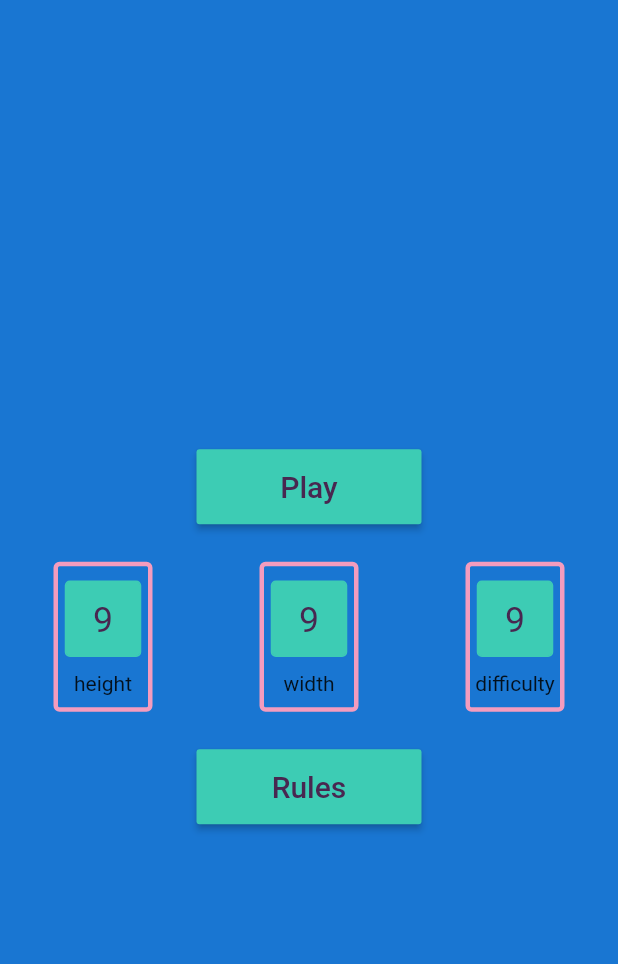
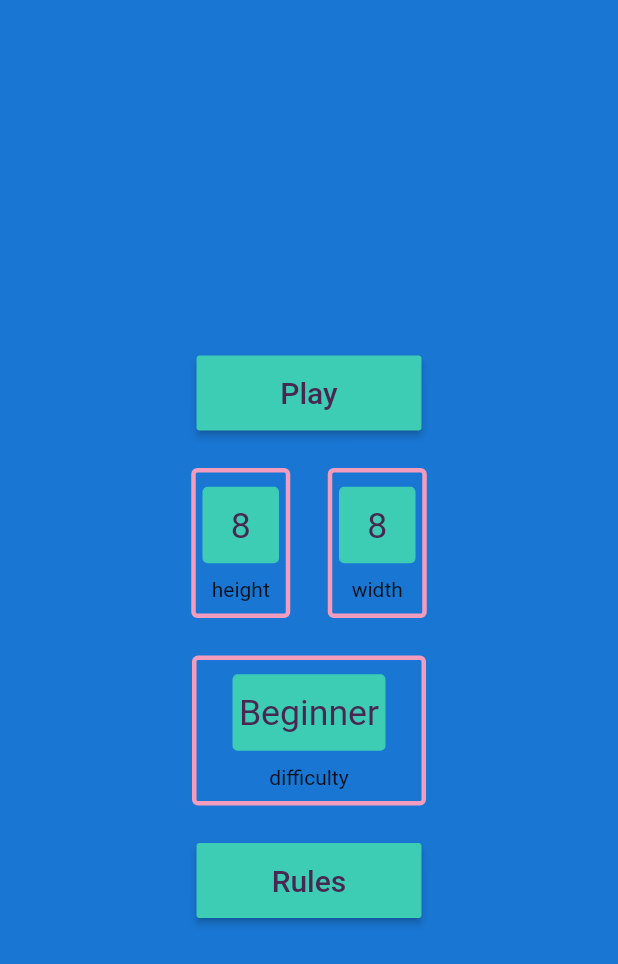
Before and after one commit to Lulu-fw01/kakuro-game, a Flutter app: the screen it shows after launch, on a phone screen of 412 x 824 dp. Shown: the top 964 px of the screen. Run offline on Flutter 3.47's test engine with Material 2 defaults, Android fonts, the phone set to English and light mode, and no system bars; missing offline and left inert: dart:ffi.

Commit message:
small updates on main screen

```diff
--- a/kakuro_game/lib/main.dart
+++ b/kakuro_game/lib/main.dart
@@ -12,7 +12,7 @@ void main() {
       child: MaterialApp(
         initialRoute: homeRoute,
         routes: {
-          homeRoute: (BuildContext context) => const MenuScreen(),
+          homeRoute: (BuildContext context) => MenuScreen(),
           gameRoute: (BuildContext context) => const GameScreen(),
         },
       )));
--- a/kakuro_game/lib/screens/menu_screen/menu_screen.dart
+++ b/kakuro_game/lib/screens/menu_screen/menu_screen.dart
@@ -1,4 +1,3 @@
-import 'package:flutter/cupertino.dart';
 import 'package:flutter/material.dart';
 import 'package:kakuro_game/assets/consts.dart';
 
@@ -7,7 +6,19 @@ import 'package:kakuro_game/assets/consts.dart';
 class MenuScreen extends StatelessWidget {
   final _sizeTextBlack = const TextStyle(fontSize: 20.0, color: buttonContentColor);
 
-  const MenuScreen({Key? key}) : super(key: key);
+  MenuScreen({Key? key}) : super(key: key);
+
+  static const _sizes = ['8', '9', '10', '11', '12', '13', '14', '15'];
+  static const _difficulties = ['Beginner', 'Easy', 'Medium', 'Hard'];
+
+
+  int _heightIndex = 2;
+  int _widthIndex = 2;
+  int _difficultyIndex = 1;
+
+  void _onButtonPlayClicked(BuildContext context) {
+    Navigator.pushNamed(context, gameRoute);
+  }
 
   @override
   Widget build(BuildContext context) {
@@ -37,25 +48,35 @@ class MenuScreen extends StatelessWidget {
                     "Play",
                     style: _sizeTextBlack,
                   ),
-                  onPressed: () {
-                    Navigator.pushNamed(context, gameRoute);
-                    },
+                  onPressed: () => _onButtonPlayClicked(context),
                 )
               ),
 
+              // TODO make more beautiful part with lists.
+              Padding(
+                  padding: const EdgeInsets.only(top: 25),
+                  child: Row(
+                    mainAxisAlignment: MainAxisAlignment.center,
+                    children: [
+                  _parameterList(
+                      values: _sizes,
+                      onSelectedItemChanged: (int index) =>
+                          {_heightIndex = index},
+                      label: 'height'),
+                      const SizedBox(width: 25),
+                  _parameterList(
+                      values: _sizes,
+                      onSelectedItemChanged: (int index) =>
+                          {_widthIndex = index},
+                      label: "width"),
+                    ],
+                  )),
 
               Padding(
                 padding: const EdgeInsets.only(top: 25),
-                  child: Container(
-                      child: Row(
-                    mainAxisAlignment: MainAxisAlignment.spaceAround,
-                    children: [
-                          _parameterList("height"),
-                          _parameterList("width"),
-                          _parameterList("difficulty"),
-                    ],
-                  ))),
-
+                child:
+                    _parameterList(values: _difficulties, label: 'difficulty'),
+              ),
 
               Padding(
                 padding: const EdgeInsets.only(top: 25.0),
@@ -76,42 +97,50 @@ class MenuScreen extends StatelessWidget {
       );
   }
 
-  // TODO add list of values in parameters, add function in parameters.
-  // TODO use ListWheelScrollView.useDelegate
-  Widget _parameterList([String label = ""]) => Container(
-    decoration: BoxDecoration(border: Border.all(width: 3, color: fourthColor),
+  Widget _parameterList(
+          {required List<String> values,
+          void Function(int)? onSelectedItemChanged,
+          String label = ""}) =>
+      Container(
+          decoration: BoxDecoration(
+              border: Border.all(width: 3, color: fourthColor),
               borderRadius: const BorderRadius.all(Radius.circular(4))),
-    child:
-      Column(mainAxisAlignment: MainAxisAlignment.spaceAround, children: [
+          child: Column(
+              mainAxisAlignment: MainAxisAlignment.spaceAround,
+              children: [
                 SizedBox(
                   height: 70,
-          width: 60,
-          child: ListWheelScrollView(
+                  width: values[0].length > 2 ? 150 : 60,
+                  child: ListWheelScrollView.useDelegate(
                     useMagnifier: true,
                     magnification: 1.7,
                     diameterRatio: 1,
                     squeeze: 1.8,
                     itemExtent: 50,
                     physics: const FixedExtentScrollPhysics(),
-            children: [
-              _listValue(value: "9"),
-              _listValue(value: "10"),
-              _listValue(value: "11"),
-              _listValue(value: "12"),
-              _listValue(value: "13"),
-            ],
+                    childDelegate: ListWheelChildBuilderDelegate(
+                        childCount: values.length,
+                        builder: (BuildContext context, int index) {
+                          if (index < 0 || index > values.length) {
+                            return null;
+                          }
+                          return _listSizeValue(value: values[index]);
+                        }),
+                    onSelectedItemChanged: onSelectedItemChanged,
                   ),
                 ),
-        Padding(padding: const EdgeInsets.only(bottom: 8), child:
-        Text(label, style: const TextStyle(fontSize: 14)),)
+                Padding(
+                  padding: const EdgeInsets.only(bottom: 8),
+                  child: Text(label, style: const TextStyle(fontSize: 14)),
+                )
               ]));
 
- Widget _listValue({required String value}) => Center(
+  Widget _listSizeValue({required String value}) => Center(
       child: Container(
-          width: 30,
+          width: value.length > 2 ? 60 : 30,
           height: 30,
-          decoration:
-              BoxDecoration(border: Border.all(color: buttonColor, width: 0.7),
+          decoration: BoxDecoration(
+              border: Border.all(color: buttonColor, width: 0.7),
               borderRadius: const BorderRadius.all(Radius.circular(2)),
               color: buttonColor),
           child: Center(
```
Lines whose indentation alone changed are shown as unchanged.
